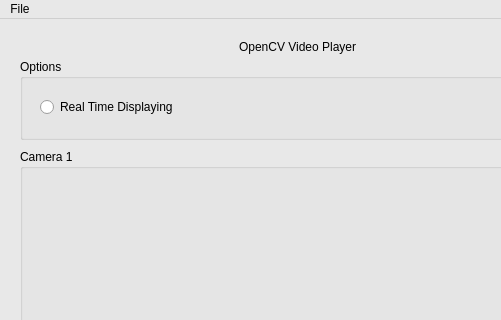
Before: the Qt Designer form ApplicationCode/mainwindow.ui in hlcool/IPCV-MasterThesis, drawn with Qt 5; both pictures show x 0 to 501 and y 0 to 320 of the 1113 by 563 pixel window.
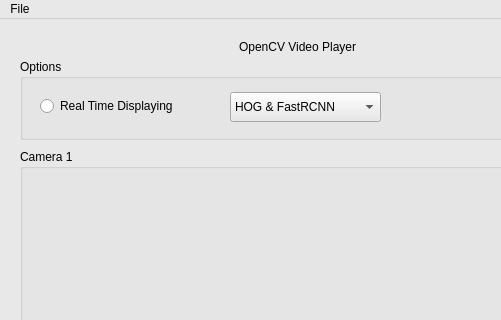
After: the same form once the commit is applied. Custom widgets are drawn as their Qt base class.

Commit message: New Combo Box included in the UI to select dynamically the People Detector

```diff
--- a/ApplicationCode/mainwindow.ui
+++ b/ApplicationCode/mainwindow.ui
@@ -458,7 +458,7 @@
      <property name="geometry">
       <rect>
        <x>20</x>
-       <y>38</y>
+       <y>37</y>
        <width>151</width>
        <height>20</height>
       </rect>
@@ -467,6 +467,31 @@
       <string>Real Time Displaying</string>
      </property>
     </widget>
+    <widget class="QComboBox" name="PeopleDetectorCB">
+     <property name="geometry">
+      <rect>
+       <x>210</x>
+       <y>33</y>
+       <width>151</width>
+       <height>30</height>
+      </rect>
+     </property>
+     <item>
+      <property name="text">
+       <string>HOG &amp; FastRCNN</string>
+      </property>
+     </item>
+     <item>
+      <property name="text">
+       <string>Histogram of Oriented Gradients</string>
+      </property>
+     </item>
+     <item>
+      <property name="text">
+       <string>FastRCNN</string>
+      </property>
+     </item>
+    </widget>
    </widget>
    <widget class="QGroupBox" name="Camera1">
     <property name="geometry">
```
The commit also changes 2 other files.
